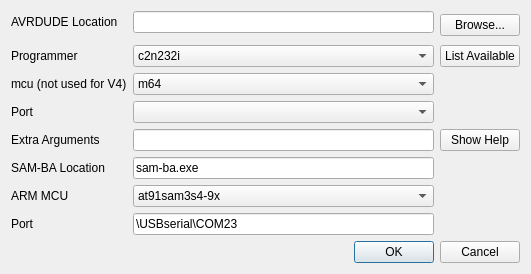
Above: src/burnconfigdialog.ui from roberto1903/companion9x before the change. Below: the same form after it.
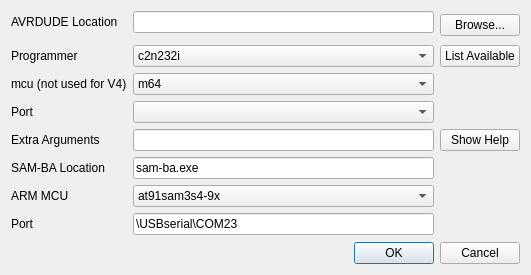
That is the form after the change. Icons and pictures are not drawn.

The edit to the form file:
```diff
--- a/src/burnconfigdialog.ui
+++ b/src/burnconfigdialog.ui
@@ -7,7 +7,7 @@
     <x>0</x>
     <y>0</y>
     <width>531</width>
-    <height>268</height>
+    <height>275</height>
    </rect>
   </property>
   <property name="sizePolicy">
```
Left out of the diff: 2 changed lines with no effect on the pictures.
